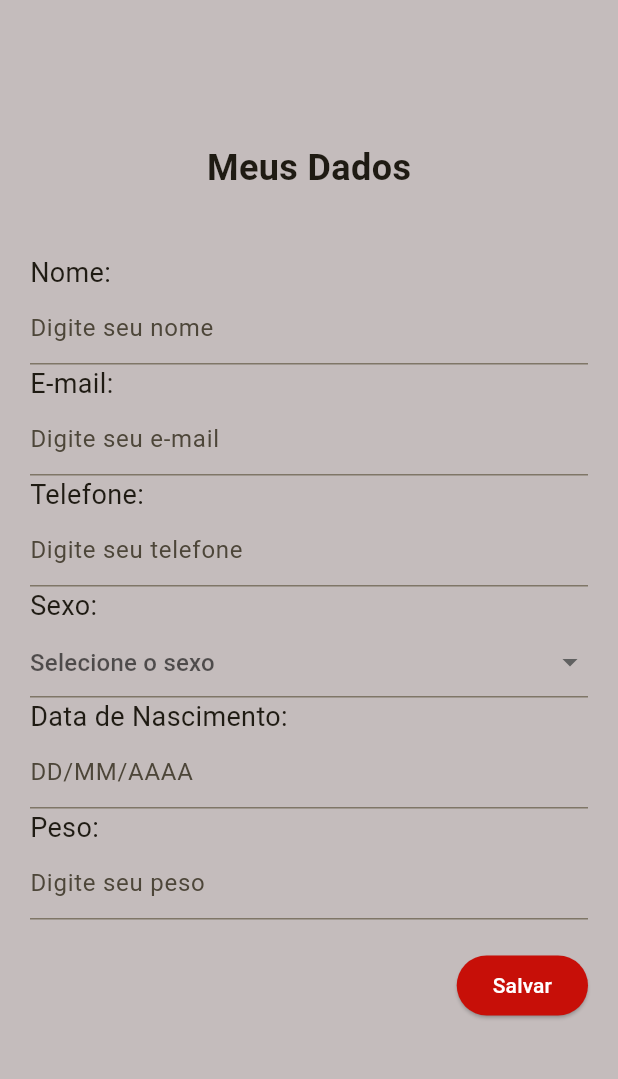
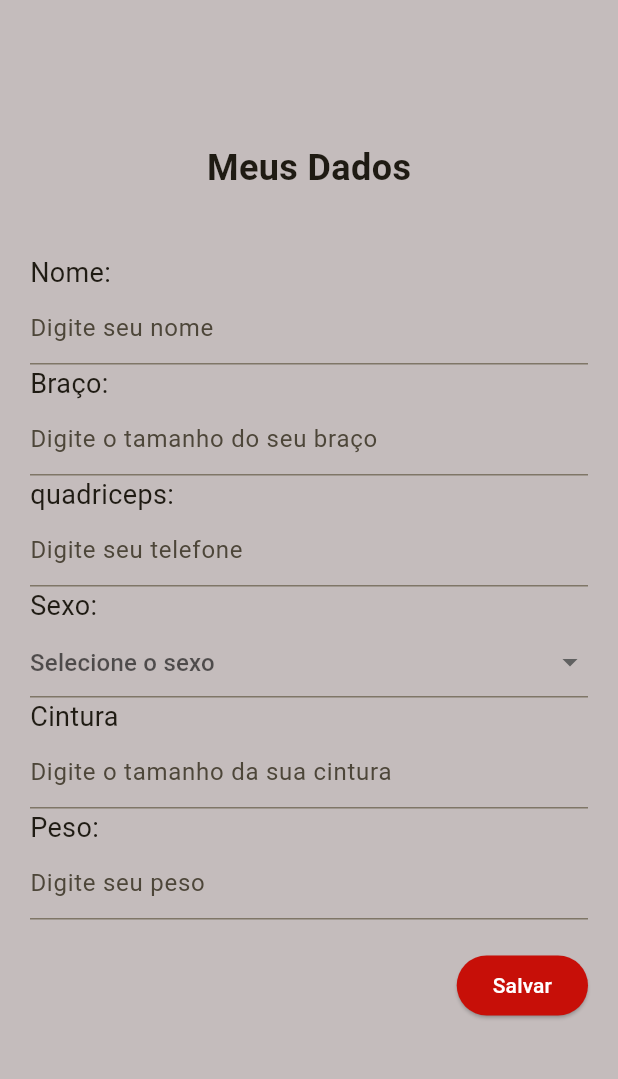
Before and after one commit to HenriqueMertins/ProjetoIntegrado_front-end, a Flutter app: the myDate screen opened by its route, on a phone screen of 412 x 824 dp, the part 63-1142 px from its top. Run offline on Flutter 3.47's test engine with Material 3 defaults, Android fonts, the light colour scheme and no system bars; our stand-ins replace table_calendar; missing offline and left inert: flutter_session_manager; network calls fail.

Commit message:
projeto pronto

```diff
--- a/lib/pages/pupil/myDate.dart
+++ b/lib/pages/pupil/myDate.dart
@@ -14,8 +14,8 @@
 class _myDateState extends State<myDate> {
   DateTime today = DateTime.now();
   TextEditingController nomeController = TextEditingController();
-  TextEditingController emailController = TextEditingController();
-  TextEditingController telefoneController = TextEditingController();
+  TextEditingController bracoController = TextEditingController();
+  TextEditingController pernaController = TextEditingController();
   String? sexo;
   TextEditingController dataNascimentoController = TextEditingController();
   TextEditingController pesoController = TextEditingController();
@@ -23,8 +23,8 @@
   @override
   void dispose() {
     nomeController.dispose();
-    emailController.dispose();
-    telefoneController.dispose();
+    bracoController.dispose();
+    pernaController.dispose();
     dataNascimentoController.dispose();
     pesoController.dispose();
     super.dispose();
@@ -73,21 +73,21 @@
                     ),
                   ),
                   const Text(
-                    'E-mail:',
+                    'Braço:',
                     style: TextStyle(fontSize: 18),
                   ),
                   TextFormField(
-                    controller: emailController,
+                    controller: bracoController,
                     decoration: const InputDecoration(
-                      hintText: 'Digite seu e-mail',
+                      hintText: 'Digite o tamanho do seu braço',
                     ),
                   ),
                   const Text(
-                    'Telefone:',
+                    'quadriceps:',
                     style: TextStyle(fontSize: 18),
                   ),
                   TextFormField(
-                    controller: telefoneController,
+                    controller: pernaController,
                     decoration: const InputDecoration(
                         hintText: 'Digite seu telefone', counterText: ""),
                     keyboardType: TextInputType.phone,
@@ -121,13 +121,13 @@
                     ),
                   ),
                   const Text(
-                    'Data de Nascimento:',
+                    'Cintura',
                     style: TextStyle(fontSize: 18),
                   ),
                   TextFormField(
                     controller: dataNascimentoController,
                     decoration: const InputDecoration(
-                        hintText: 'DD/MM/AAAA', counterText: ""),
+                        hintText: 'Digite o tamanho da sua cintura', counterText: ""),
                     keyboardType: TextInputType.datetime,
                     maxLength: 8,
                   ),
```
Also changed, not shown: lib/pages/professor/choiceProfessor.dart (+17 -17 lines), lib/pages/pupil/calendar.dart (+15 -16 lines).
